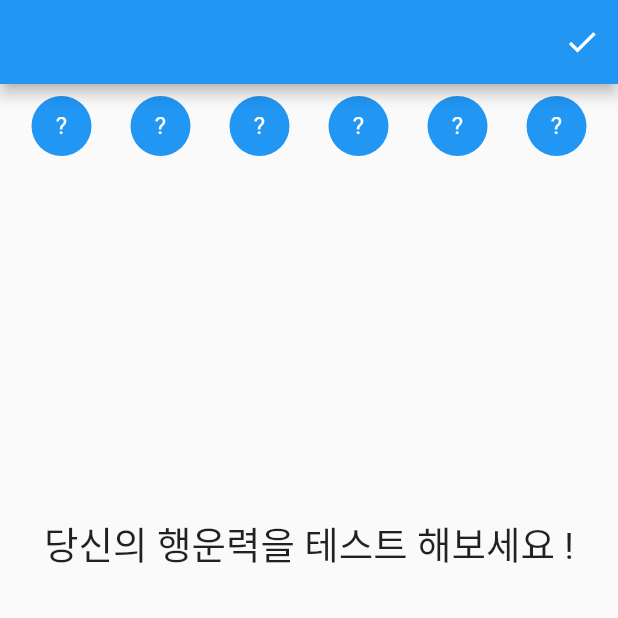
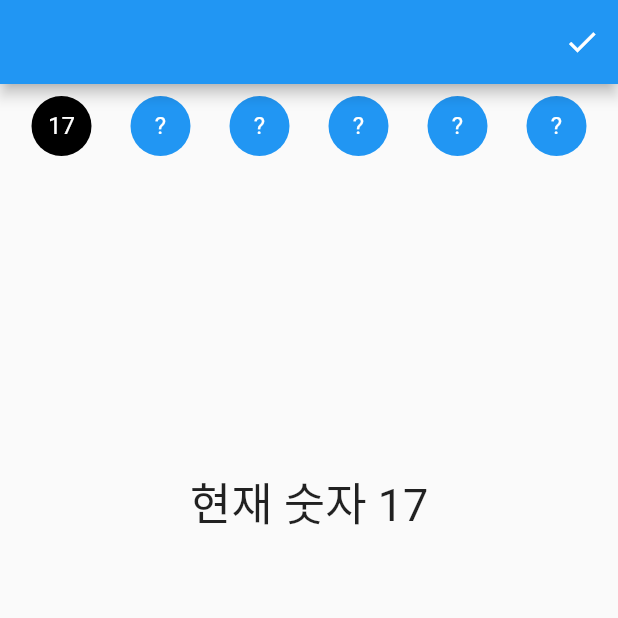
Before and after one commit to SangWook16074/flutter_lotto_app, a Flutter app: the screen it shows after launch, after a tap on the "check" icon, on a phone screen of 412 x 824 dp, the top half of it. Run offline on Flutter 3.47's test engine with Material 2 defaults, Android fonts, the phone set to English and light mode, and no system bars.

Commit message:
난수 생성 작업 완료

```diff
--- a/lib/src/components/show_loading.dart
+++ b/lib/src/components/show_loading.dart
@@ -8,7 +8,7 @@ class ShowLoading extends StatelessWidget {
     return const SizedBox(
       height: 100,
       child: Center(
-        child: CircularProgressIndicator.adaptive(),
+        child: CircularProgressIndicator(),
       ),
     );
   }
--- a/lib/src/view/result_view.dart
+++ b/lib/src/view/result_view.dart
@@ -29,7 +29,7 @@ class _ResultViewState extends State<ResultView> {
 
   Future<void> _startProgress() async {
     setState(() {
-      isRunning != true;
+      isRunning = true;
     });
     await _generateRandomNumber();
     setState(() {
@@ -40,13 +40,16 @@ class _ResultViewState extends State<ResultView> {
 
   Future<void> _generateRandomNumber() async {
     for (int i = 0; i < lottoNumbers.length; i++) {
-      currentNumber = 0;
-      await Future.delayed(const Duration(seconds: 2));
+      setState(() {
+        currentNumber = 0;
+      });
+      await Future.delayed(const Duration(seconds: 1));
       setState(() {
         var randomNumber = Random().nextInt(44) + 1;
         lottoNumbers[i] = randomNumber;
         currentNumber = randomNumber;
       });
+      await Future.delayed(const Duration(seconds: 1));
     }
   }
 
@@ -97,7 +100,7 @@ class _ResultViewState extends State<ResultView> {
         ? const ShowLoading()
         : Text(
             '현재 숫자 $currentNumber',
-            style: const TextStyle(fontSize: 100),
+            style: const TextStyle(fontSize: 30),
           );
   }
 }
```
